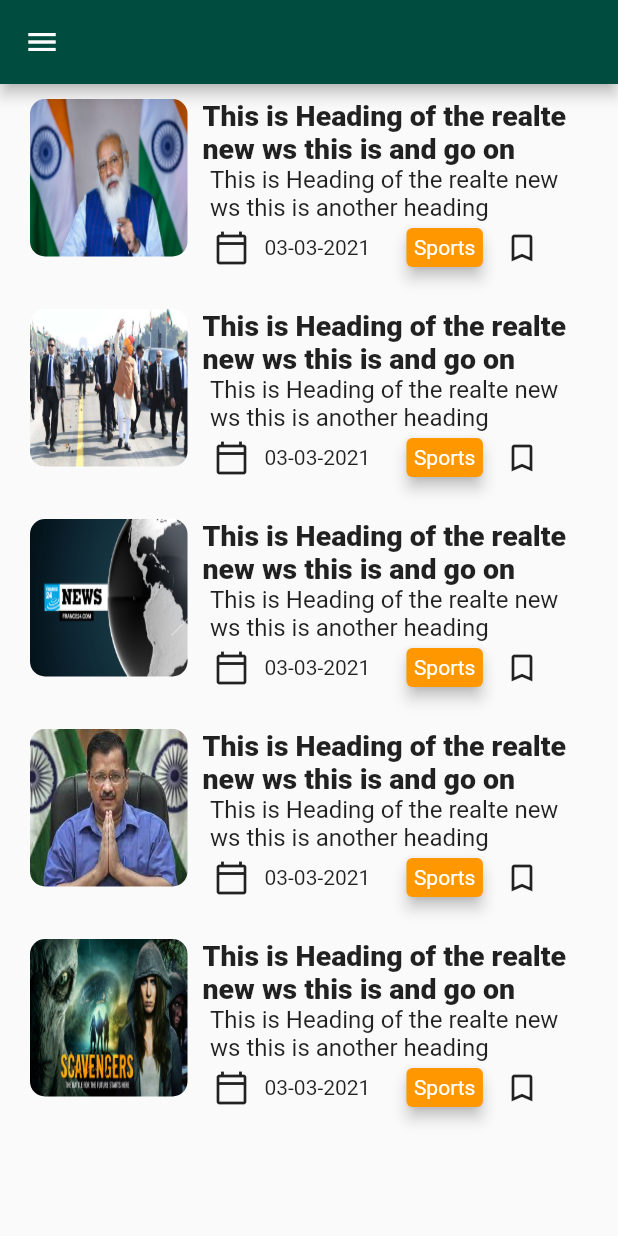
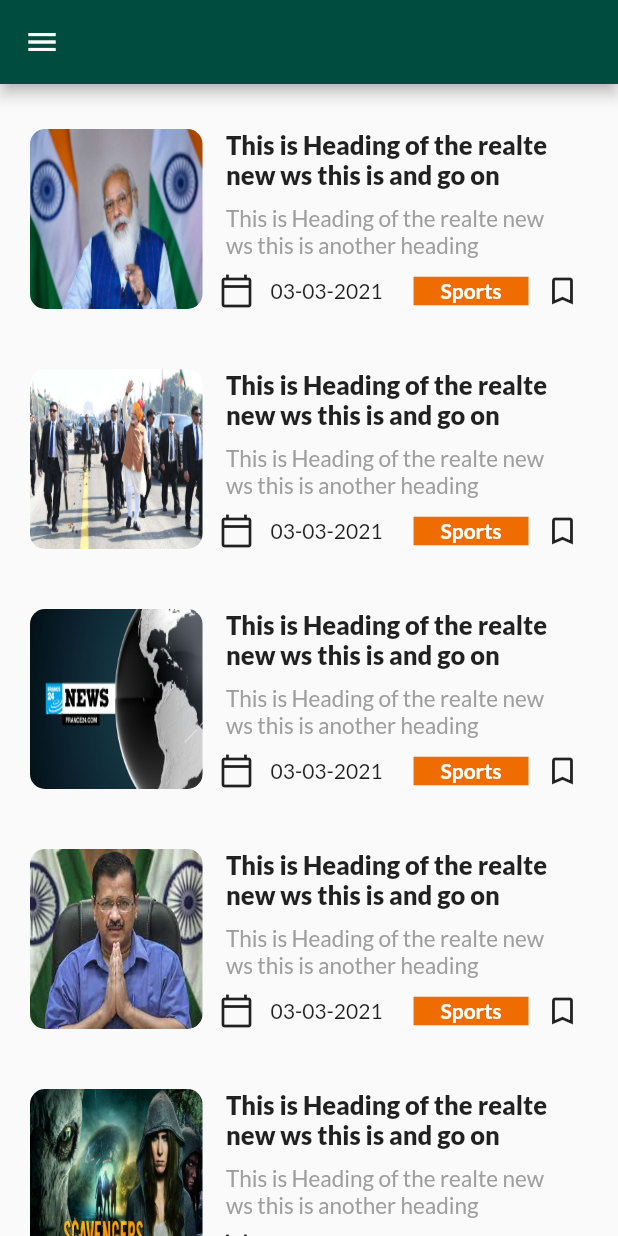
Before and after one commit to tanishqarora97/news_app, a Flutter app: the screen it shows after launch, on a phone screen of 412 x 824 dp. Run offline on Flutter 3.47's test engine with Material 2 defaults, Android fonts, the phone set to English and light mode, and no system bars; our stand-ins replace google_fonts, youtube_player_flutter.

Commit message:
final commit

```diff
--- a/lib/constants.dart
+++ b/lib/constants.dart
@@ -2,18 +2,20 @@ import 'package:flutter/material.dart';
 
 TextStyle kCustomCardHeadingStyle = TextStyle(
   fontWeight: FontWeight.w900,
-  fontSize: 19,
+  fontSize: 17,
 );
 
 TextStyle kCustomCardDescriptionStyle = TextStyle(
-  fontSize: 16,
+  fontSize: 15,
+  color: Colors.grey,
 );
 
 TextStyle kVideoCardHeadingStyle = TextStyle(
-  fontWeight: FontWeight.w900,
-  fontSize: 18,
+  fontWeight: FontWeight.w700,
+  fontSize: 16,
 );
 
 TextStyle kInfoTextStyle = TextStyle(
   color: Colors.white,
+  fontWeight: FontWeight.w700,
 );
--- a/lib/main.dart
+++ b/lib/main.dart
@@ -1,5 +1,6 @@
 import 'package:flutter/material.dart';
 import 'package:flutter/services.dart';
+import 'package:google_fonts/google_fonts.dart';
 import 'package:news_app/screens/main_screen.dart';
 
 void main() {
@@ -15,6 +16,7 @@ class MyApp extends StatelessWidget {
   Widget build(BuildContext context) {
     return MaterialApp(
       theme: ThemeData(
+        fontFamily: GoogleFonts.lato().fontFamily,
         primaryColor: Colors.teal[900],
       ),
       home: MainScreen(),
--- a/lib/widgets/custom_card.dart
+++ b/lib/widgets/custom_card.dart
@@ -13,12 +13,16 @@ class CustomCard extends StatelessWidget {
   @override
   Widget build(BuildContext context) {
     return Container(
+      margin: EdgeInsets.only(top: 20),
+      child: Container(
         padding: EdgeInsets.symmetric(
           horizontal: 20,
           vertical: 10,
         ),
         height: 140,
+        width: MediaQuery.of(context).size.width,
         child: Row(
+          mainAxisAlignment: MainAxisAlignment.spaceBetween,
           children: [
             Column(
               children: [
@@ -27,13 +31,17 @@ class CustomCard extends StatelessWidget {
                   child: Image.asset(
                     image,
                     fit: BoxFit.fill,
-                  height: 105,
-                  width: 105,
+                    height: 120,
+                    width: 115,
                   ),
                 ),
               ],
             ),
-          Column(
+            Container(
+              height: 145,
+              child: Column(
+                mainAxisAlignment: MainAxisAlignment.spaceBetween,
+                crossAxisAlignment: CrossAxisAlignment.start,
                 children: [
                   Padding(
                     padding: const EdgeInsets.only(left: 10),
@@ -49,8 +57,11 @@ class CustomCard extends StatelessWidget {
                       style: kCustomCardDescriptionStyle,
                     ),
                   ),
-              Row(
-                mainAxisAlignment: MainAxisAlignment.spaceEvenly,
+                  Container(
+                    padding: EdgeInsets.symmetric(horizontal: 5),
+                    width: MediaQuery.of(context).size.width * 0.61,
+                    child: Row(
+                      mainAxisAlignment: MainAxisAlignment.spaceBetween,
                       children: [
                         Icon(
                           Icons.calendar_today_outlined,
@@ -64,15 +75,15 @@ class CustomCard extends StatelessWidget {
                         SizedBox(
                           width: 20,
                         ),
-                  Card(
-                    color: Colors.orange,
-                    elevation: 4,
-                    child: Padding(
-                      padding: const EdgeInsets.all(5.0),
+                        Container(
+                          color: Colors.orange[800],
+                          padding: const EdgeInsets.symmetric(
+                            horizontal: 18,
+                            vertical: 1,
+                          ),
                           child: Text(
                             'Sports',
                             style: kInfoTextStyle,
-                      ),
                           ),
                         ),
                         SizedBox(
@@ -81,9 +92,12 @@ class CustomCard extends StatelessWidget {
                         Icon(Icons.bookmark_border)
                       ],
                     ),
+                  ),
                 ],
               ),
+            ),
           ],
+        ),
       ),
     );
   }
--- a/pubspec.yaml
+++ b/pubspec.yaml
@@ -29,6 +29,7 @@ dependencies:
   # Use with the CupertinoIcons class for iOS style icons.
   cupertino_icons: ^1.0.2
   youtube_player_flutter: ^8.0.0
+  google_fonts: ^2.1.0
 
 dev_dependencies:
   flutter_test:
```
Also changed, not shown: lib/screens/video_screen.dart (+11 -1 lines), lib/widgets/video_card.dart (+17 -3 lines), pubspec.lock. Lines whose indentation alone changed are shown as unchanged.
